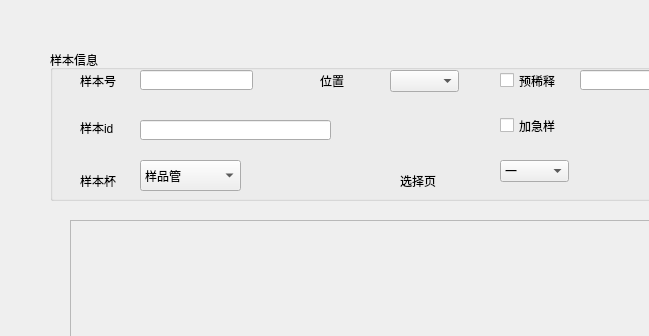
lsoftp/water, file srtab.ui: the form before one commit; both pictures show x 0 to 649 and y 0 to 336 of the 1215 by 566 pixel window.
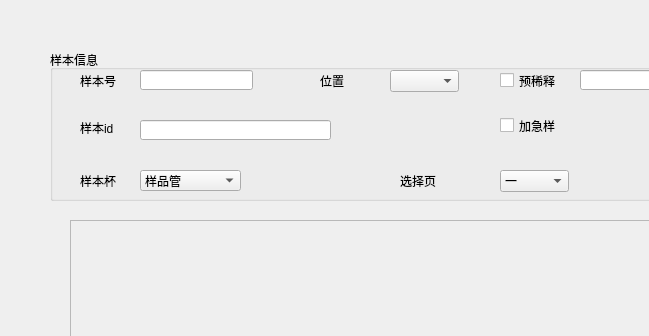
The form after the commit.

What changed in the file:
```diff
--- a/srtab.ui
+++ b/srtab.ui
@@ -220,9 +220,9 @@
     <property name="geometry">
      <rect>
       <x>90</x>
-      <y>110</y>
+      <y>120</y>
       <width>101</width>
-      <height>31</height>
+      <height>21</height>
      </rect>
     </property>
     <item>
@@ -253,7 +253,7 @@
     <property name="geometry">
      <rect>
       <x>450</x>
-      <y>110</y>
+      <y>120</y>
       <width>69</width>
       <height>22</height>
      </rect>
```
